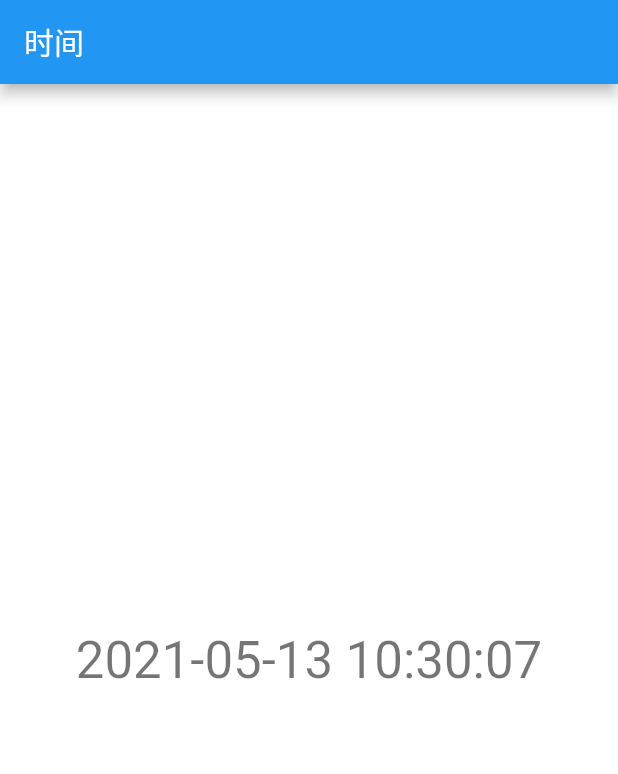
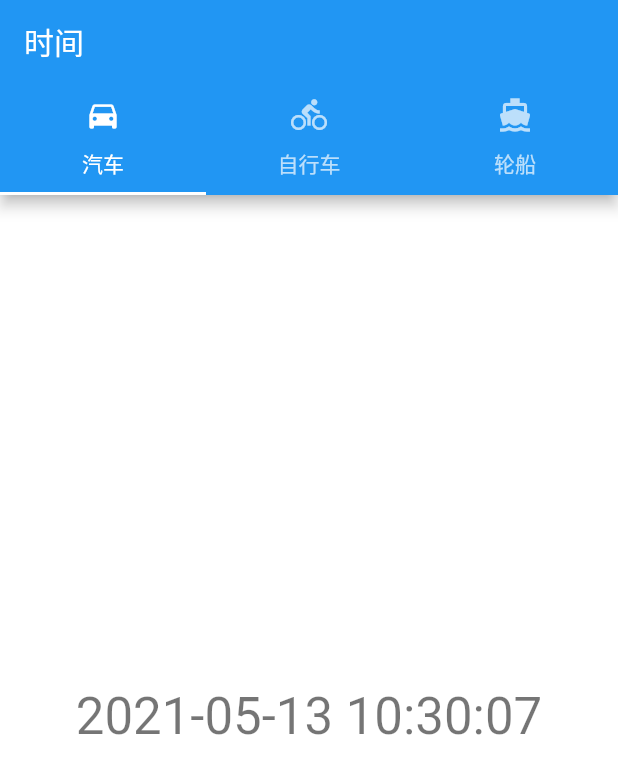
Before and after one commit to Jormunganders/DysonSphere, a Flutter app: the screen it shows after launch, on a phone screen of 412 x 824 dp. Shown: the top 774 px of the screen. Run offline on Flutter 3.47's test engine with Material 2 defaults, Android fonts, the phone set to English and light mode, and no system bars.

Commit message:
顶导动态 Tab

```diff
--- a/lib/main.dart
+++ b/lib/main.dart
@@ -31,11 +31,38 @@ class HomePage extends StatefulWidget {
 class _HomePageState extends State<HomePage> {
   @override
   Widget build(BuildContext context) {
-    return Scaffold(
-      appBar: AppBar(
-        title: Text(HOME_PAGE_NAME),
+    return DefaultTabController(
+      length: 3,
+      child: Scaffold(
+        appBar: AppBar(
+          title: Text(HOME_PAGE_NAME),
+          bottom: TabBar(
+            tabs: [
+              Tab(
+                icon: Icon(Icons.directions_car),
+                text: "汽车",
+              ),
+              Tab(
+                icon: Icon(Icons.directions_bike),
+                text: "自行车",
+              ),
+              Tab(
+                icon: Icon(Icons.directions_boat),
+                text: '轮船',
+              ),
+            ],
+          ),
+        ),
+        body: TabBarView(
+          children: [
+            TimePage(),
+            DemoPage(),
+            Center(
+              child: Text("Nice"),
+            )
+          ],
+        ),
       ),
-      body: TimePage(),
     );
   }
 }
```
Also changed, not shown: lib/base/dynamic_tab/dynamic_tab.dart (added, +21 -0 lines).
